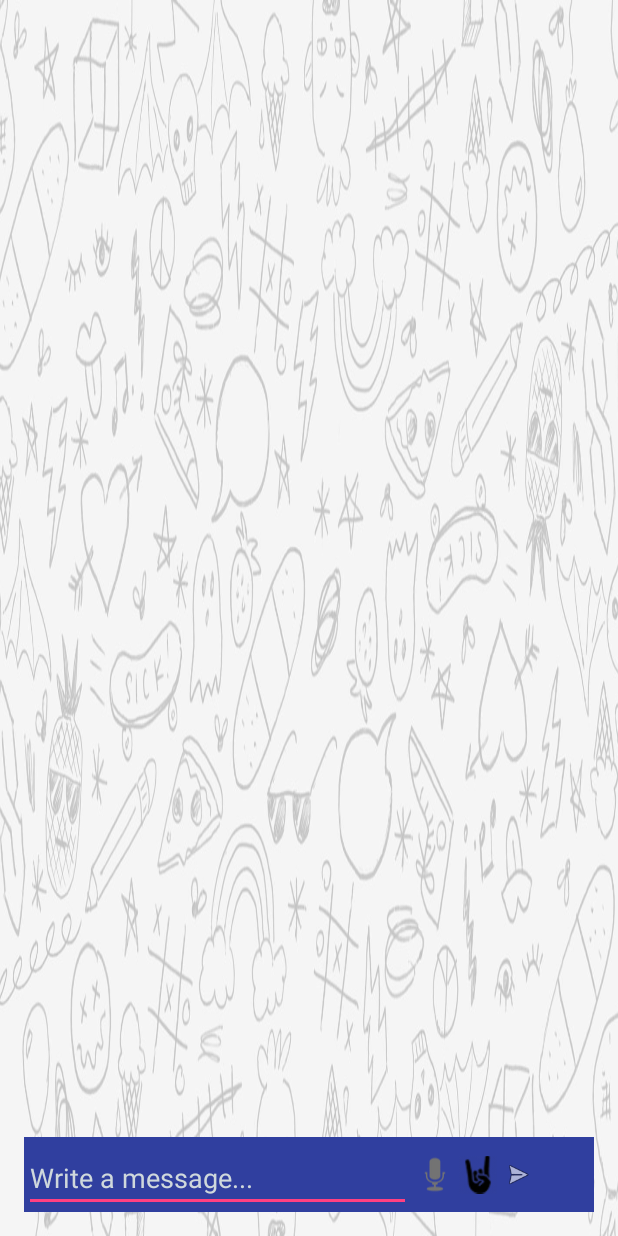
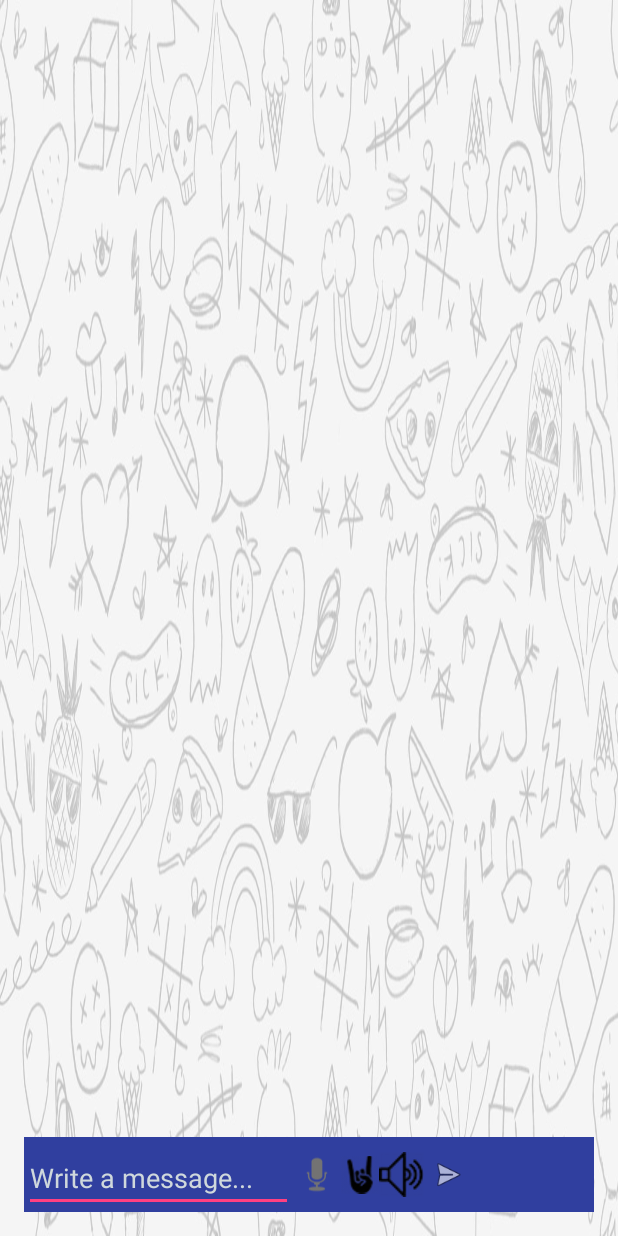
Before and after one commit to lasithJayatilake/chatAppFireBase-master-master, an Android app: the ChatActivity screen opened directly, with no data from a screen before it, on a phone screen of 412 x 824 dp. Run offline under Robolectric (Android 15) with nearby library versions, the phone set to English and light mode, and no system bars; our stand-ins replace Firebase (no records; nobody signed in at launch, a user with empty details on screens opened directly); libraries missing offline, so code that uses them is left out: com.firebase.client; 4 statements that could not run were skipped.

Commit message:
first commit

```diff
--- a/app/src/main/java/com/shwetak3e/chatappfirebase/ChatActivity.java
+++ b/app/src/main/java/com/shwetak3e/chatappfirebase/ChatActivity.java
@@ -4,7 +4,9 @@ import android.content.ActivityNotFoundException;
 import android.content.Intent;
 import android.net.Uri;
 import android.os.Bundle;
+import android.provider.MediaStore;
 import android.speech.RecognizerIntent;
+import android.speech.tts.TextToSpeech;
 import android.support.annotation.NonNull;
 import android.support.v7.app.AppCompatActivity;
 import android.view.View;
@@ -36,9 +38,10 @@ import java.util.Map;
 public class ChatActivity extends AppCompatActivity {
 
     LinearLayout layout;
-    ImageView sendButton,mic;
+    ImageView sendButton,mic,speaker;
     EditText messageArea;
     ScrollView scrollView;
+    TextToSpeech tts;
     Firebase reference1, reference2;
         @Override
     protected void onCreate(Bundle savedInstanceState) {
@@ -55,6 +58,16 @@ public class ChatActivity extends AppCompatActivity {
                 promptSpeechInput();
             }
         });
+            tts = new TextToSpeech(getApplicationContext(), new TextToSpeech.OnInitListener() {
+                @Override
+                public void onInit(int i) {
+                    if (i != TextToSpeech.ERROR)
+                    {
+                        tts.setLanguage(Locale.ENGLISH);
+                    }
+                }
+            });
+            speaker = (ImageView)findViewById(R.id.speakerButton);
         Firebase.setAndroidContext(this);
         reference1 = new Firebase("https://chatassist-2e05e.firebaseio.com/messages/" + UserDetails.username + "_" + UserDetails.chatWith);
         reference2 = new Firebase("https://chatassist-2e05e.firebaseio.com/messages/" + UserDetails.chatWith + "_" + UserDetails.username);
@@ -78,7 +91,7 @@ public class ChatActivity extends AppCompatActivity {
             @Override
             public void onChildAdded(DataSnapshot dataSnapshot, String s) {
                 Map map = dataSnapshot.getValue(Map.class);
-                String message = map.get("message").toString();
+                final String message = map.get("message").toString();
                 String userName = map.get("user").toString();
 
                 if(userName.equals(UserDetails.username)){
@@ -86,6 +99,13 @@ public class ChatActivity extends AppCompatActivity {
                 }
                 else{
                     addMessageBox(UserDetails.chatWith + ":-\n" + message, 2);
+                    speaker.setOnClickListener(new View.OnClickListener() {
+                        @Override
+                        public void onClick(View view) {
+                            Toast.makeText(getApplicationContext(),message,Toast.LENGTH_LONG).show();
+                            tts.speak(message,TextToSpeech.QUEUE_FLUSH,null);
+                        }
+                    });
                 }
             }
 
@@ -109,6 +129,16 @@ public class ChatActivity extends AppCompatActivity {
 
             }
         });
+    }
+    @Override
+    public void onPause()
+    {
+        if(tts != null)
+        {
+            tts.stop();
+            tts.shutdown();
+        }
+        super.onPause();
     }
     public void promptSpeechInput()
     {
@@ -139,7 +169,7 @@ public class ChatActivity extends AppCompatActivity {
         }
     }
 
-    public void addMessageBox(String message, int type){
+    public void addMessageBox(final String message, int type){
         //TextView textView = new TextView(ChatActivity.this);
 
         String sampleImageMessage = "";
--- a/app/src/main/res/layout/message_area.xml
+++ b/app/src/main/res/layout/message_area.xml
@@ -9,7 +9,7 @@
     android:weightSum="1">
 
     <EditText
-        android:layout_width="258dp"
+        android:layout_width="179dp"
         android:layout_height="wrap_content"
         android:textColorHint="#CFD8DC"
         android:textColor="#CFD8DC"
@@ -32,10 +32,17 @@
         app:srcCompat="@drawable/hand_sign" />
 
     <ImageView
+        android:id="@+id/speakerButton"
+        android:layout_width="wrap_content"
+        android:layout_height="50dp"
+        app:srcCompat="@drawable/sound" />
+
+    <ImageView
         android:id="@+id/sendButton"
         android:layout_width="25dp"
         android:layout_height="50dp"
         android:padding="4dp"
         android:src="@android:drawable/ic_menu_send"
         android:layout_weight="0.09" />
+
 </LinearLayout>
```
Also changed, not shown: app/src/main/res/drawable/sound.png (added).
